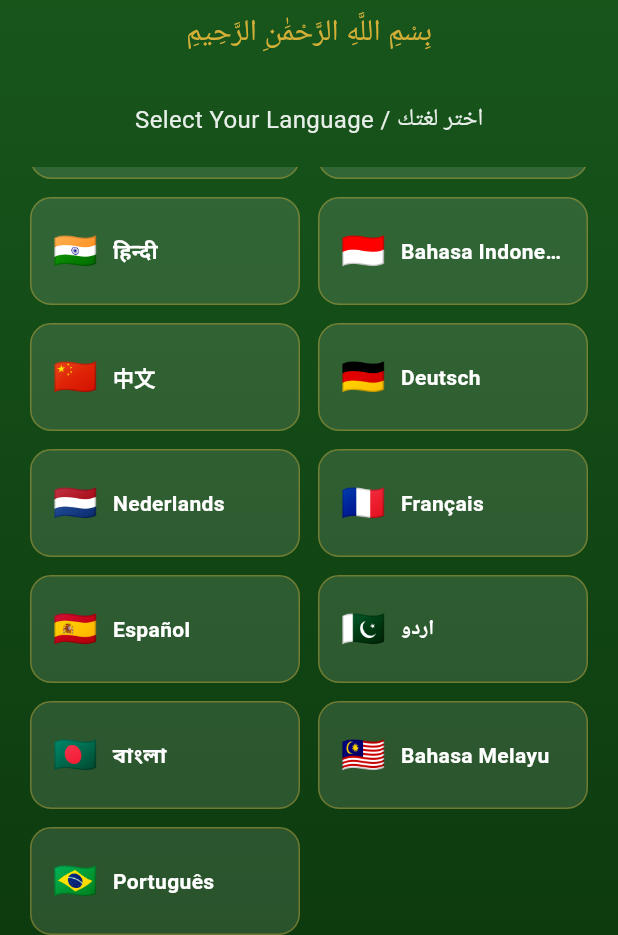
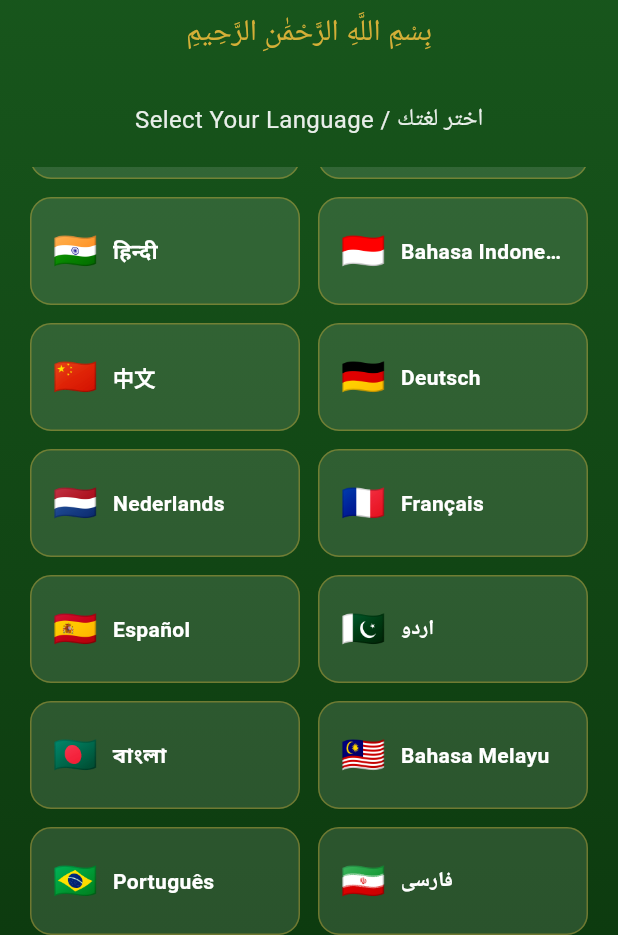
Before and after one commit to safvan96/islamic-companion-app, a Flutter app: the screen it shows after launch, scrolled down 148 dp, on a phone screen of 412 x 824 dp, the part 301-1236 px from its top. Run offline on Flutter 3.47's test engine with Material 3 defaults, Android fonts, the phone set to English and light mode, and no system bars; our stand-ins replace audioplayers, flutter_local_notifications, google_mobile_ads, share_plus, shared_preferences, timezone.

Commit message:
Add Persian + Swahili (17 languages), Tehran + Dar es Salaam (40 cities)
- Persian (فارسی): full UI for Iran 80M+ Muslims
- Swahili (Kiswahili): full UI for East Africa 50M+ Muslims
- Tehran + Dar es Salaam added to city list (now 40 total)
- 17 languages covering ~95% of world Muslim population
- 28/28 tests passing, APK 25.9MB

Co-Authored-By: Claude Opus 4.6 (1M context) <noreply@anthropic.com>

```diff
--- a/lib/l10n/app_localizations.dart
+++ b/lib/l10n/app_localizations.dart
@@ -28,6 +28,8 @@ class AppLocalizations {
     Locale('bn'),
     Locale('ms'),
     Locale('pt'),
+    Locale('fa'),
+    Locale('sw'),
   ];
 
   static final Map<String, Map<String, String>> _translations = {
@@ -1126,6 +1128,152 @@ class AppLocalizations {
       'shareAppMessage': 'Horários de oração, Qibla, Dhikr e mais!',
       'streak': 'Sequência',
     },
+    'fa': {
+      'appTitle': 'همراه اسلامی',
+      'prayerTimes': 'اوقات نماز',
+      'qibla': 'قبله',
+      'dhikr': 'ذکر',
+      'hadiths': 'احادیث',
+      'surahs': 'سوره‌ها',
+      'sadaqah': 'صدقه',
+      'settings': 'تنظیمات',
+      'fajr': 'صبح',
+      'sunrise': 'طلوع آفتاب',
+      'dhuhr': 'ظهر',
+      'asr': 'عصر',
+      'maghrib': 'مغرب',
+      'isha': 'عشا',
+      'nextPrayer': 'نماز بعدی',
+      'timeRemaining': 'زمان باقی‌مانده',
+      'counter': 'شمارنده',
+      'total': 'مجموع',
+      'reset': 'بازنشانی',
+      'target': 'هدف',
+      'qiblaDirection': 'جهت قبله',
+      'pointTowards': 'گوشی را به سمت کعبه بگیرید',
+      'watchAd': 'تماشای تبلیغ برای صدقه',
+      'sadaqahMessage': 'نیمی از درآمد تبلیغات به نام شما صدقه داده خواهد شد. خدا به شما پاداش دهد!',
+      'sadaqahThank': 'جزاک الله خیراً! صدقه شما ثبت شد.',
+      'selectLanguage': 'زبان خود را انتخاب کنید',
+      'welcomeMessage': 'به همراه اسلامی خوش آمدید',
+      'continueBtn': 'ادامه',
+      'darkMode': 'حالت تاریک',
+      'language': 'زبان',
+      'location': 'مکان',
+      'listenRecitation': 'گوش دادن به قرائت',
+      'translation': 'ترجمه',
+      'transliteration': 'آوانویسی',
+      'home': 'خانه',
+      'noLocation': 'لطفاً خدمات مکان را فعال کنید',
+      'loading': 'در حال بارگذاری...',
+      'adNotReady': 'تبلیغ در حال بارگذاری، منتظر بمانید...',
+      'todayHadith': 'حدیث امروز',
+      'readMore': 'بیشتر بخوانید',
+      'degrees': 'درجه',
+      'goodMorning': 'صبح بخیر',
+      'goodAfternoon': 'عصر بخیر',
+      'goodEvening': 'شب بخیر',
+      'goodNight': 'شب بخیر',
+      'quickAccess': 'دسترسی سریع',
+      'tapAnywhere': 'برای شمارش ضربه بزنید',
+      'today': 'امروز',
+      'lifetime': 'مجموع',
+      'chooseDhikr': 'ذکر را انتخاب کنید',
+      'thisWeek': 'این هفته',
+      'hapticFeedback': 'لرزش',
+      'cancel': 'لغو',
+      'targetReached': 'هدف محقق شد',
+      'duas': 'دعاها',
+      'names99': '۹۹ نام',
+      'playAdhan': 'پخش اذان',
+      'recitation': 'قرائت',
+      'selectCity': 'شهر را انتخاب کنید',
+      'adhanNotifications': 'اعلان‌های اذان',
+      'adhanNotificationsDesc': 'در وقت نماز اعلان دریافت کنید',
+      'city': 'شهر',
+      'favorites': 'علاقه‌مندی‌ها',
+      'noFavorites': 'هنوز علاقه‌مندی ندارید',
+      'dailyHadithNotif': 'حدیث روزانه',
+      'dailyHadithNotifDesc': 'هر صبح یک حدیث دریافت کنید',
+      'rateUs': 'به ما امتیاز دهید',
+      'rateUsDesc': 'برنامه را دوست دارید؟ نظر بدهید!',
+      'shareApp': 'اشتراک‌گذاری برنامه',
+      'shareAppMessage': 'اوقات نماز، قبله، ذکر و بیشتر!',
+      'streak': 'پیاپی',
+    },
+    'sw': {
+      'appTitle': 'Mwandani wa Kiislamu',
+      'prayerTimes': 'Nyakati za Sala',
+      'qibla': 'Qibla',
+      'dhikr': 'Dhikri',
+      'hadiths': 'Hadithi',
+      'surahs': 'Sura',
+      'sadaqah': 'Sadaka',
+      'settings': 'Mipangilio',
+      'fajr': 'Alfajiri',
+      'sunrise': 'Jua kuchomoza',
+      'dhuhr': 'Adhuhuri',
+      'asr': 'Alasiri',
+      'maghrib': 'Magharibi',
+      'isha': 'Isha',
+      'nextPrayer': 'Sala Inayofuata',
+      'timeRemaining': 'Muda Uliobaki',
+      'counter': 'Kihesabu',
+      'total': 'Jumla',
+      'reset': 'Weka upya',
+      'target': 'Lengo',
+      'qiblaDirection': 'Mwelekeo wa Qibla',
+      'pointTowards': 'Elekeza simu yako kuelekea Kaaba',
+      'watchAd': 'Tazama tangazo kwa Sadaka',
+      'sadaqahMessage': 'Nusu ya mapato ya tangazo yatatolewa kama Sadaka kwa jina lako. Mwenyezi Mungu akubariki!',
+      'sadaqahThank': 'JazakAllahu Khairan! Sadaka yako imerekodiwa.',
+      'selectLanguage': 'Chagua Lugha Yako',
+      'welcomeMessage': 'Karibu kwa Mwandani wa Kiislamu',
+      'continueBtn': 'Endelea',
+      'darkMode': 'Hali ya Giza',
+      'language': 'Lugha',
+      'location': 'Mahali',
+      'listenRecitation': 'Sikiliza usomaji',
+      'translation': 'Tafsiri',
+      'transliteration': 'Transliterasi',
+      'home': 'Nyumbani',
+      'noLocation': 'Tafadhali washa huduma za mahali',
+      'loading': 'Inapakia...',
+      'adNotReady': 'Tangazo linapakia, subiri...',
+      'todayHadith': 'Hadithi ya Leo',
+      'readMore': 'Soma zaidi',
+      'degrees': 'digrii',
+      'goodMorning': 'Habari ya asubuhi',
+      'goodAfternoon': 'Habari ya mchana',
+      'goodEvening': 'Habari ya jioni',
+      'goodNight': 'Usiku mwema',
+      'quickAccess': 'Ufikiaji wa haraka',
+      'tapAnywhere': 'Gusa ili kuhesabu',
+      'today': 'Leo',
+      'lifetime': 'Jumla',
+      'chooseDhikr': 'Chagua Dhikri',
+      'thisWeek': 'Wiki hii',
+      'hapticFeedback': 'Mtetemo',
+      'cancel': 'Ghairi',
+      'targetReached': 'Lengo limefikiwa',
+      'duas': 'Dua',
+      'names99': 'Majina 99',
+      'playAdhan': 'Cheza Adhana',
+      'recitation': 'Usomaji',
+      'selectCity': 'Chagua Mji',
+      'adhanNotifications': 'Arifa za Adhana',
+      'adhanNotificationsDesc': 'Pokea arifa wakati wa sala',
+      'city': 'Mji',
+      'favorites': 'Vipendwa',
+      'noFavorites': 'Hakuna vipendwa bado',
+      'dailyHadithNotif': 'Hadithi ya Kila Siku',
+      'dailyHadithNotifDesc': 'Pokea hadithi kila asubuhi',
+      'rateUs': 'Tupime',
+      'rateUsDesc': 'Unapenda programu? Acha mapitio!',
+      'shareApp': 'Shiriki Programu',
+      'shareAppMessage': 'Nyakati za sala, Qibla, Dhikri na zaidi!',
+      'streak': 'Mfululizo',
+    },
   };
 
   String translate(String key) {
--- a/lib/providers/prayer_provider.dart
+++ b/lib/providers/prayer_provider.dart
@@ -62,6 +62,7 @@ class PrayerProvider extends ChangeNotifier {
     'Riyadh': [24.7136, 46.6753],
     'Baghdad': [33.3152, 44.3661],
     'Doha': [25.2854, 51.5310],
+    'Tehran': [35.6892, 51.3890],
     // Avrupa
     'London': [51.5074, -0.1278],
     'Berlin': [52.5200, 13.4050],
@@ -84,6 +85,7 @@ class PrayerProvider extends ChangeNotifier {
     'Toronto': [43.6532, -79.3832],
     'Madrid': [40.4168, -3.7038],
     'Lagos': [6.5244, 3.3792],
+    'Dar es Salaam': [-6.7924, 39.2083],
   };
 
   double get latitude => _latitude;
--- a/lib/utils/constants.dart
+++ b/lib/utils/constants.dart
@@ -24,6 +24,8 @@ class AppConstants {
     'bn': 'বাংলা',
     'ms': 'Bahasa Melayu',
     'pt': 'Português',
+    'fa': 'فارسی',
+    'sw': 'Kiswahili',
   };
 
   static const Map<String, String> languageFlags = {
@@ -42,5 +44,7 @@ class AppConstants {
     'bn': '🇧🇩',
     'ms': '🇲🇾',
     'pt': '🇧🇷',
+    'fa': '🇮🇷',
+    'sw': '🇹🇿',
   };
 }
```
Also changed, not shown: 2 other files.
